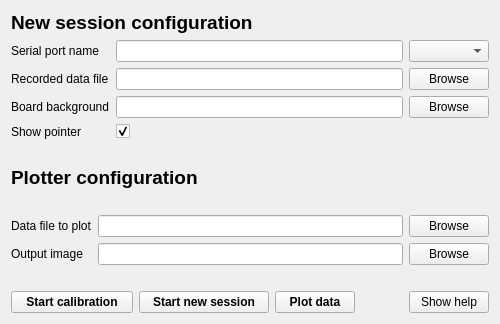
First picture: the form in mainwindow.ui, repository ntrfrnc/eye-tracker, before the edit.
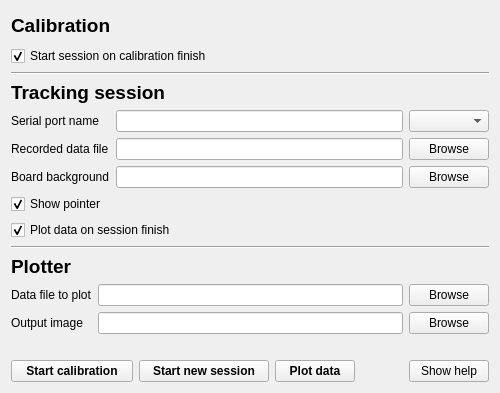
Second picture: the form after the edit.

The edit to the form file:
```diff
--- a/mainwindow.ui
+++ b/mainwindow.ui
@@ -7,7 +7,7 @@
     <x>0</x>
     <y>0</y>
     <width>500</width>
-    <height>324</height>
+    <height>393</height>
    </rect>
   </property>
   <property name="sizePolicy">
@@ -37,11 +37,56 @@
   <widget class="QWidget" name="centralWidget">
    <layout class="QVBoxLayout" name="verticalLayout_2">
     <item>
-     <layout class="QGridLayout" name="gridLayout">
+     <layout class="QGridLayout" name="gridLayout_3">
+      <item row="0" column="0">
+       <widget class="QLabel" name="calibrationConfigLabel">
+        <property name="font">
+         <font>
+          <pointsize>14</pointsize>
+          <weight>75</weight>
+          <bold>true</bold>
+         </font>
+        </property>
+        <property name="text">
+         <string>Calibration</string>
+        </property>
+       </widget>
+      </item>
+      <item row="1" column="0" colspan="2">
+       <widget class="QCheckBox" name="startSessionOnCalibEndCheckBox">
+        <property name="text">
+         <string>Start session on calibration finish</string>
+        </property>
+        <property name="checked">
+         <bool>true</bool>
+        </property>
+       </widget>
+      </item>
+     </layout>
+    </item>
+    <item>
+     <widget class="Line" name="line_2">
+      <property name="orientation">
+       <enum>Qt::Horizontal</enum>
+      </property>
+     </widget>
+    </item>
+    <item>
+     <layout class="QGridLayout" name="gridLayout" rowminimumheight="0,0,0,0,20,0">
+      <item row="4" column="0" colspan="2">
+       <widget class="QCheckBox" name="showPointerCheckBox">
+        <property name="text">
+         <string>Show pointer</string>
+        </property>
+        <property name="checked">
+         <bool>true</bool>
+        </property>
+       </widget>
+      </item>
       <item row="0" column="0" colspan="2">
        <widget class="QLabel" name="sessionConfigLabel">
         <property name="text">
-         <string>&lt;html&gt;&lt;head/&gt;&lt;body&gt;&lt;p&gt;&lt;span style=&quot; font-size:14pt; font-weight:600;&quot;&gt;New session configuration&lt;/span&gt;&lt;/p&gt;&lt;/body&gt;&lt;/html&gt;</string>
+         <string>&lt;html&gt;&lt;head/&gt;&lt;body&gt;&lt;p&gt;&lt;span style=&quot; font-size:14pt; font-weight:600;&quot;&gt;Tracking session&lt;/span&gt;&lt;/p&gt;&lt;/body&gt;&lt;/html&gt;</string>
         </property>
        </widget>
       </item>
@@ -111,30 +156,44 @@
       <item row="1" column="2">
        <widget class="QComboBox" name="serialPortComboBox"/>
       </item>
-      <item row="4" column="1">
-       <widget class="QCheckBox" name="showPointerCheckBox">
+      <item row="5" column="0" colspan="2">
+       <widget class="QCheckBox" name="plotDataOnSessionEndCheckBox">
         <property name="text">
-         <string/>
+         <string>Plot data on session finish</string>
         </property>
         <property name="checked">
          <bool>true</bool>
         </property>
        </widget>
       </item>
-      <item row="4" column="0">
-       <widget class="QLabel" name="showPointerLabel">
-        <property name="text">
-         <string>Show pointer</string>
-        </property>
-       </widget>
-      </item>
      </layout>
     </item>
+    <item>
+     <widget class="Line" name="line">
+      <property name="orientation">
+       <enum>Qt::Horizontal</enum>
+      </property>
+     </widget>
+    </item>
     <item>
      <layout class="QGridLayout" name="gridLayout_2" columnstretch="0,0,0">
       <item row="1" column="1">
        <widget class="QLineEdit" name="plotDataFileLineEdit"/>
       </item>
+      <item row="0" column="0" colspan="2">
+       <widget class="QLabel" name="plotterConfigLabel">
+        <property name="font">
+         <font>
+          <pointsize>14</pointsize>
+          <weight>75</weight>
+          <bold>true</bold>
+         </font>
+        </property>
+        <property name="text">
+         <string>Plotter</string>
+        </property>
+       </widget>
+      </item>
       <item row="2" column="0">
        <widget class="QLabel" name="plotOutImageLabel">
         <property name="text">
@@ -152,13 +211,6 @@
       <item row="2" column="1">
        <widget class="QLineEdit" name="plotOutImagePathLineEdit"/>
       </item>
-      <item row="1" column="2">
-       <widget class="QPushButton" name="browsePlotDataFilePushButton">
-        <property name="text">
-         <string>Browse</string>
-        </property>
-       </widget>
-      </item>
       <item row="2" column="2">
        <widget class="QPushButton" name="browsePlotOutImagePushButton">
         <property name="text">
@@ -166,17 +218,10 @@
         </property>
        </widget>
       </item>
-      <item row="0" column="0" colspan="2">
-       <widget class="QLabel" name="plotterConfigLabel">
-        <property name="font">
-         <font>
-          <pointsize>14</pointsize>
-          <weight>75</weight>
-          <bold>true</bold>
-         </font>
-        </property>
+      <item row="1" column="2">
+       <widget class="QPushButton" name="browsePlotDataFilePushButton">
         <property name="text">
-         <string>Plotter configuration</string>
+         <string>Browse</string>
         </property>
        </widget>
       </item>
```
